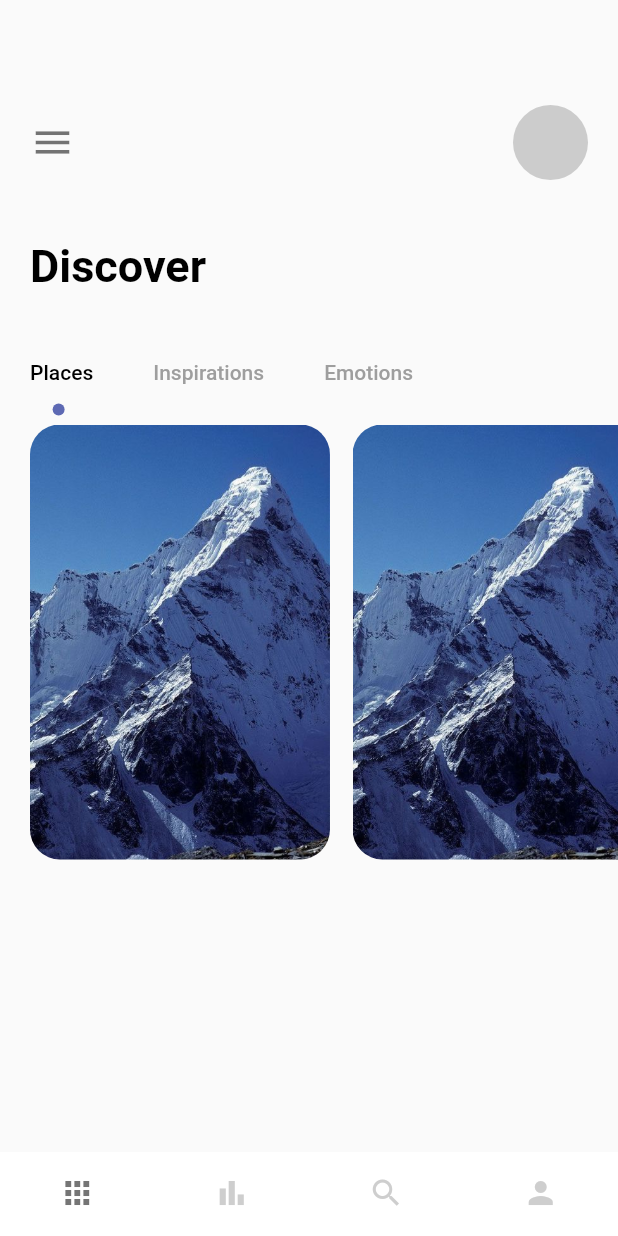
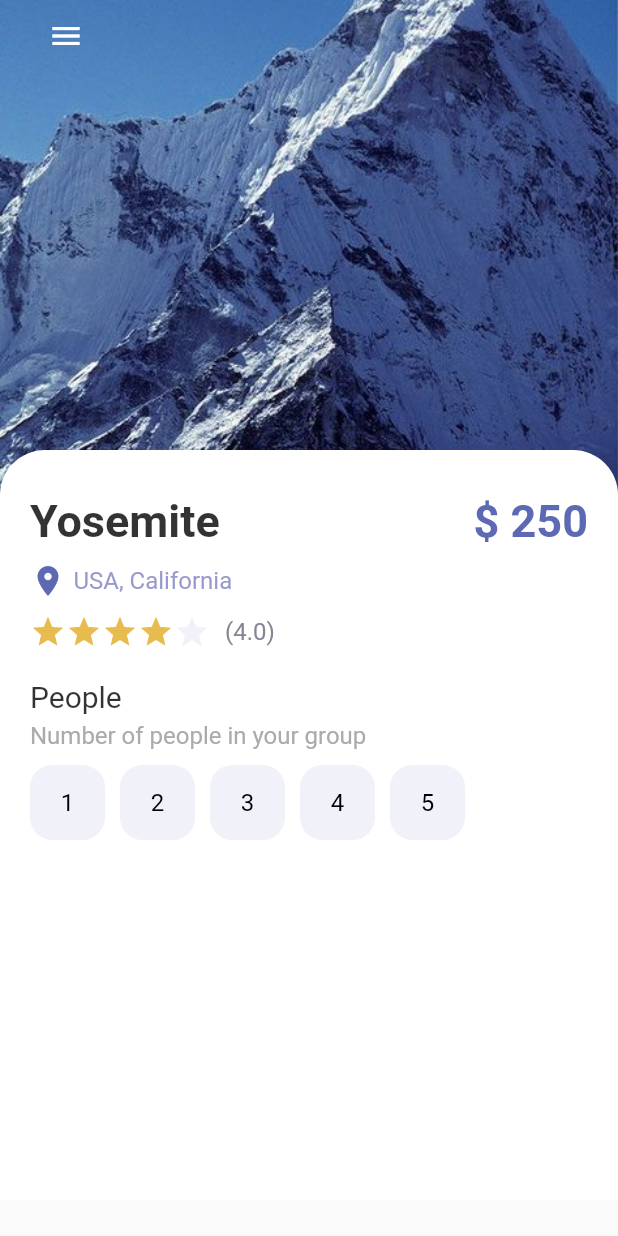
Before and after one commit to shagun-21/traviaa, a Flutter app: the screen it shows after launch, on a phone screen of 412 x 824 dp. Run offline on Flutter 3.47's test engine with Material 2 defaults, Android fonts, the phone set to English and light mode, and no system bars.

Commit message:
completed homepage,added detailedpage, completed till 2:32:40

```diff
--- a/lib/main.dart
+++ b/lib/main.dart
@@ -1,4 +1,5 @@
 import 'package:flutter/material.dart';
+import 'package:traviaa/pages/detailed_page.dart';
 import 'package:traviaa/pages/navpages/main_page.dart';
 import 'package:traviaa/pages/welcome_page.dart';
 
@@ -18,7 +19,7 @@ class MyApp extends StatelessWidget {
       theme: ThemeData(
         primarySwatch: Colors.blue,
       ),
-      home: MainPage(),
+      home: DetailedPage(),
     );
   }
 }
--- /dev/null
+++ b/lib/pages/detailed_page.dart
@@ -0,0 +1,163 @@
+import 'package:flutter/material.dart';
+import 'package:traviaa/misc/colors.dart';
+import 'package:traviaa/widgets/app_buttons.dart';
+import 'package:traviaa/widgets/app_large_text.dart';
+import 'package:traviaa/widgets/app_text.dart';
+
+class DetailedPage extends StatefulWidget {
+  const DetailedPage({Key? key}) : super(key: key);
+
+  @override
+  State<DetailedPage> createState() => _DetailedPageState();
+}
+
+class _DetailedPageState extends State<DetailedPage> {
+  int gottenStars = 4;
+  @override
+  Widget build(BuildContext context) {
+    return Scaffold(
+        body: Container(
+      width: double.maxFinite,
+      height: double.maxFinite,
+      child: Stack(
+        children: [
+          Positioned(
+            left: 0,
+            right: 0,
+            child: Container(
+              child: Container(
+                width: double.maxFinite,
+                height: 350,
+                decoration: BoxDecoration(
+                  image: DecorationImage(
+                    image: AssetImage("lib/img/mountain.jpeg"),
+                    fit: BoxFit.cover,
+                  ),
+                ),
+              ),
+            ),
+          ),
+          Positioned(
+            left: 20,
+            right: 50,
+            child: Row(
+              children: [
+                IconButton(
+                  onPressed: () {},
+                  icon: Icon(Icons.menu),
+                  color: Colors.white,
+                )
+              ],
+            ),
+          ),
+          Positioned(
+            top: 300,
+            child: Container(
+                padding: const EdgeInsets.only(left: 20, right: 20, top: 30),
+                width: MediaQuery.of(context).size.width,
+                height: 500,
+                decoration: BoxDecoration(
+                  color: Colors.white,
+                  borderRadius: BorderRadius.only(
+                    topLeft: Radius.circular(30),
+                    topRight: Radius.circular(30),
+                  ),
+                ),
+                child: Column(
+                  crossAxisAlignment: CrossAxisAlignment.start,
+                  children: [
+                    Row(
+                      mainAxisAlignment: MainAxisAlignment.spaceBetween,
+                      children: [
+                        AppLargeText(
+                          text: "Yosemite",
+                          color: Colors.black.withOpacity(0.8),
+                        ),
+                        AppLargeText(
+                          text: "\$ 250",
+                          color: AppColors.mainColor,
+                        )
+                      ],
+                    ),
+                    SizedBox(
+                      height: 10,
+                    ),
+                    Row(
+                      children: [
+                        Icon(
+                          Icons.location_on,
+                          color: AppColors.mainColor,
+                        ),
+                        SizedBox(
+                          width: 5,
+                        ),
+                        AppText(
+                          text: "USA, California",
+                          color: AppColors.textColor1,
+                        )
+                      ],
+                    ),
+                    SizedBox(
+                      height: 10,
+                    ),
+                    Row(
+                      children: [
+                        Wrap(
+                          children: List.generate(5, (index) {
+                            return Icon(
+                              Icons.star,
+                              color: index < gottenStars
+                                  ? AppColors.starColor
+                                  : AppColors.buttonBackground,
+                            );
+                          }),
+                        ),
+                        SizedBox(
+                          width: 10,
+                        ),
+                        AppText(
+                          text: "(4.0)",
+                          color: AppColors.textColor2,
+                        )
+                      ],
+                    ),
+                    SizedBox(
+                      height: 20,
+                    ),
+                    AppText(
+                      text: "People",
+                      color: Colors.black.withOpacity(0.8),
+                      size: 20,
+                    ),
+                    SizedBox(
+                      height: 5,
+                    ),
+                    AppText(
+                      text: "Number of people in your group",
+                      color: AppColors.mainTextColor,
+                    ),
+                    SizedBox(
+                      height: 10,
+                    ),
+                    Wrap(
+                      children: List.generate(5, (index) {
+                        return Container(
+                          margin: const EdgeInsets.only(right: 10),
+                          child: AppButtons(
+                            size: 50,
+                            color: Colors.black,
+                            backgroundColor: AppColors.buttonBackground,
+                            borderColor: AppColors.buttonBackground,
+                            text: (index + 1).toString(),
+                          ),
+                        );
+                      }),
+                    )
+                  ],
+                )),
+          ),
+        ],
+      ),
+    ));
+  }
+}
--- a/lib/pages/navpages/home_page.dart
+++ /dev/null
@@ -1,131 +0,0 @@
-import 'package:flutter/material.dart';
-import 'package:traviaa/misc/colors.dart';
-import 'package:traviaa/widgets/app_large_text.dart';
-
-
-class HomePage extends StatefulWidget {
-  const HomePage({ Key? key }) : super(key: key);
-
-  @override
-  State<HomePage> createState() => _HomePageState();
-}
-
-class _HomePageState extends State<HomePage> with TickerProviderStateMixin {
-  @override
-  Widget build(BuildContext context) {
-    TabController _tabController = TabController(length: 3, vsync: this);
-    return Scaffold(
-      //main column starts from here
-      body: Column(crossAxisAlignment: CrossAxisAlignment.start,
-        children: [
-        Container(
-          margin: EdgeInsets.only(right: 20),
-          padding: const EdgeInsets.only(top: 70,left: 20),
-          //row first with menu icon and profile photo
-          child: Row(children: [
-            Icon(Icons.menu,size: 30,color: Colors.black54,),
-            Expanded(child: Container(),),
-            Container(
-              height: 50,
-              width: 50,
-              decoration: BoxDecoration(
-                borderRadius: BorderRadius.circular(30),
-                color: Colors.grey.withOpacity(0.5)
-              ),
-            )
-
-          ]),
-        ),
-        SizedBox(height: 40,),
-        //discover text container
-        Container(
-          margin: EdgeInsets.only(left: 20),
-          child: AppLargeText(text: "Discover"),
-
-        ),
-         SizedBox(height: 30,),
-         Container(
-
-           child: Align(
-             alignment: Alignment.centerLeft,
-             child: TabBar(
-               indicator: circleTabIndicator(color: AppColors.mainColor, radius: 4),
-               indicatorSize: TabBarIndicatorSize.label,
-               labelPadding: const EdgeInsets.only(left: 20,right: 20),
-               isScrollable: true,
-               labelColor: Colors.black,
-               unselectedLabelColor: Colors.grey,
-               controller: _tabController
-               ,tabs: [
-
-               Tab(text: "Places"),
-               Tab(text:"Inspirations"),
-               Tab(text: "Emotions",)
-             ]),
-           ),
-         ),
-         Container(
-           padding: const EdgeInsets.only(left: 20),
-           height: 300,
-           width: double.maxFinite,
-           child: TabBarView(
-             controller: _tabController,
-             children: [
-               ListView.builder(
-                 scrollDirection: Axis.horizontal,
-                 itemCount: 3,
-                 itemBuilder: (BuildContext context, int index) {
-                   return Container(
-                     margin: const EdgeInsets.only(right: 15,top: 10),
-                   width: 200,
-                   height: 300,
-                   decoration: BoxDecoration(
-                     borderRadius: BorderRadius.circular(20),
-                     image: DecorationImage(image: AssetImage("lib/img/mountain.jpeg"),
-                     fit: BoxFit.cover)
-
-                   ),
-                 );
-                  },
-
-               ),
-              Text("there"),
-              Text("bye")
-             ],
-           ),
-         ),
-      //start from here now
-
-      ]),
-    );
-  }
-}
-
-class circleTabIndicator extends Decoration{
-  final Color color;
-  double radius;
-  circleTabIndicator({required this.color,required this.radius});
-  @override
-  BoxPainter createBoxPainter([VoidCallback? onChanged]) {
-    // TODO: implement createBoxPainter
-    return _circlePainter(color:color,radius:radius);
-  }
-
-
-
-}
- class _circlePainter extends BoxPainter{
-   final Color color;
-  double radius;
-  _circlePainter({required this.color,required this.radius});
-  @override
-  void paint(Canvas canvas, Offset offset, ImageConfiguration configuration) {
-    // TODO: implement paint
-    Paint _paint=Paint();
-    _paint.color=color;
-    _paint.isAntiAlias=true;
-    final Offset circleOffset =Offset(configuration.size!.width/2-radius/2,configuration.size!.height);
-    canvas.drawCircle(offset+circleOffset, radius, _paint);
-  }
-
-  }
--- a/lib/pages/navpages/main_page.dart
+++ b/lib/pages/navpages/main_page.dart
@@ -1,7 +1,7 @@
 import 'package:flutter/cupertino.dart';
 import 'package:flutter/material.dart';
 import 'package:traviaa/pages/navpages/bar_item_page.dart';
-import 'package:traviaa/pages/navpages/home_page.dart';
+import 'package:traviaa/pages/home_page.dart';
 import 'package:traviaa/pages/navpages/my_page.dart';
 import 'package:traviaa/pages/navpages/search_page.dart';
 
@@ -13,23 +13,17 @@ class MainPage extends StatefulWidget {
 }
 
 class _MainPageState extends State<MainPage> {
+  List pages = [HomePage(), BarItemPage(), SearchPage(), MyPage()];
+  int currentIndex = 0;
 
-  List pages=[
-    HomePage(),
-    BarItemPage(),
-    SearchPage(),
-    MyPage()
-  ];
-  int currentIndex=0;
+  void onTap(int index) {
+    setState(() {
+      currentIndex = index;
+    });
+  }
 
-  void onTap(int index){
-      setState(() {
-        currentIndex=index;
-      });
-  }
   @override
   Widget build(BuildContext context) {
-
     return Scaffold(
       backgroundColor: Colors.white,
       body: pages[currentIndex],
--- /dev/null
+++ b/lib/widgets/app_buttons.dart
@@ -0,0 +1,51 @@
+import 'package:flutter/cupertino.dart';
+import 'package:flutter/material.dart';
+import 'package:traviaa/widgets/app_text.dart';
+
+import '../misc/colors.dart';
+
+class AppButtons extends StatelessWidget {
+  final Color color;
+  String? text;
+  IconData? icon;
+  final Color backgroundColor;
+  double size;
+  final Color borderColor;
+  bool? isIcon;
+
+  AppButtons(
+      {Key? key,
+      this.isIcon = false,
+      this.text = "Hi",
+      this.icon,
+      required this.size,
+      required this.color,
+      required this.backgroundColor,
+      required this.borderColor})
+      : super(key: key);
+
+  @override
+  Widget build(BuildContext context) {
+    return Container(
+      width: size,
+      height: size,
+      decoration: BoxDecoration(
+          border: Border.all(color: borderColor, width: 1.0),
+          borderRadius: BorderRadius.circular(15),
+          color: backgroundColor),
+      child: isIcon == false
+          ? Center(
+              child: AppText(
+                text: text!,
+                color: Colors.black,
+              ),
+            )
+          : Center(
+              child: Icon(
+                icon,
+                color: color,
+              ),
+            ),
+    );
+  }
+}
```
Also changed, not shown: lib/pages/home_page.dart (added, +204 -0 lines).
